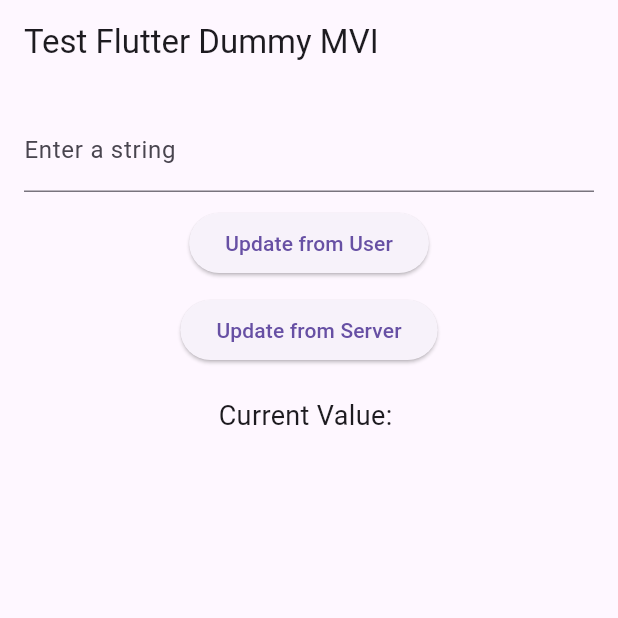
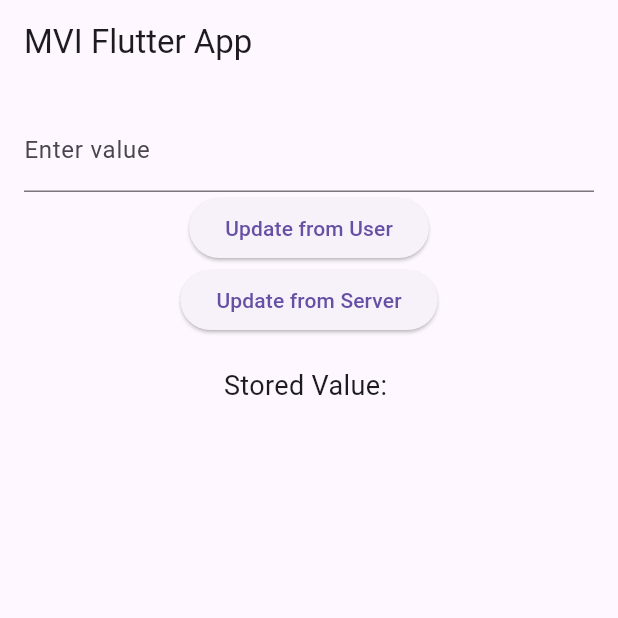
Before and after one commit to sealightclock/test_flutter_dummy_mvi, a Flutter app: the screen it shows after launch, on a phone screen of 412 x 824 dp, the top half of it. Run offline on Flutter 3.47's test engine with Material 3 defaults, Android fonts, the phone set to English and light mode, and no system bars; our stand-ins replace shared_preferences.

Commit message:
3rd commit: Now transitioned from MVVM Clean to MVI. The app starts to run, but has many bugs.

```diff
--- a/lib/domain/data/local/my_string_shared_prefs_repository.dart
+++ b/lib/domain/data/local/my_string_shared_prefs_repository.dart
@@ -1,15 +1,15 @@
 import 'package:shared_preferences/shared_preferences.dart';
 
+import '../../entity/my_string_entity.dart';
+
 class MyStringSharedPrefsRepository {
-  static const String key = 'my_string';
-
-  Future<String> getMyString() async {
+  Future<MyStringEntity> getMyString() async {
     final prefs = await SharedPreferences.getInstance();
-    return prefs.getString(key) ?? '';
+    return MyStringEntity(prefs.getString('my_string') ?? '');
   }
 
   Future<void> storeMyString(String value) async {
     final prefs = await SharedPreferences.getInstance();
-    await prefs.setString(key, value);
+    await prefs.setString('my_string', value);
   }
 }
--- a/lib/domain/data/remote/my_string_backend_server_repository.dart
+++ b/lib/domain/data/remote/my_string_backend_server_repository.dart
@@ -1,8 +1,10 @@
 import 'dart:async';
 
+import '../../entity/my_string_entity.dart';
+
 class MyStringBackendServerRepository {
-  Future<String> getMyStringFromServer() async {
+  Future<MyStringEntity> fetchFromServer() async {
     await Future.delayed(Duration(seconds: 2));
-    return 'Server Data: ${DateTime.now()}';
+    return MyStringEntity("Server String: ${DateTime.now()}");
   }
 }
--- a/lib/domain/usecase/local/get_my_string_from_shared_prefs_use_case.dart
+++ b/lib/domain/usecase/local/get_my_string_from_shared_prefs_use_case.dart
@@ -1,11 +1,12 @@
 import '../../data/local/my_string_shared_prefs_repository.dart';
+import '../../entity/my_string_entity.dart';
 
 class GetMyStringFromSharedPrefsUseCase {
   final MyStringSharedPrefsRepository repository;
 
-  GetMyStringFromSharedPrefsUseCase(this.repository);
+  GetMyStringFromSharedPrefsUseCase({required this.repository});
 
-  Future<String> execute() async {
+  Future<MyStringEntity> execute() async {
     return repository.getMyString();
   }
 }
--- a/lib/domain/usecase/local/store_my_string_to_shared_prefs_use_case.dart
+++ b/lib/domain/usecase/local/store_my_string_to_shared_prefs_use_case.dart
@@ -3,9 +3,9 @@ import '../../data/local/my_string_shared_prefs_repository.dart';
 class StoreMyStringToSharedPrefsUseCase {
   final MyStringSharedPrefsRepository repository;
 
-  StoreMyStringToSharedPrefsUseCase(this.repository);
+  StoreMyStringToSharedPrefsUseCase({required this.repository});
 
   Future<void> execute(String value) async {
-    return repository.storeMyString(value);
+    await repository.storeMyString(value);
   }
 }
--- a/lib/domain/usecase/remote/get_my_string_from_backend_server_use_case.dart
+++ b/lib/domain/usecase/remote/get_my_string_from_backend_server_use_case.dart
@@ -1,11 +1,12 @@
 import '../../data/remote/my_string_backend_server_repository.dart';
+import '../../entity/my_string_entity.dart';
 
 class GetMyStringFromBackendServerUseCase {
   final MyStringBackendServerRepository repository;
 
-  GetMyStringFromBackendServerUseCase(this.repository);
+  GetMyStringFromBackendServerUseCase({required this.repository});
 
-  Future<String> execute() async {
-    return repository.getMyStringFromServer();
+  Future<MyStringEntity> execute() async {
+    return repository.fetchFromServer();
   }
 }
--- a/lib/main.dart
+++ b/lib/main.dart
@@ -1,39 +1,16 @@
 import 'package:flutter/material.dart';
-import 'package:provider/provider.dart';
-import 'domain/data/local/my_string_shared_prefs_repository.dart';
-import 'domain/data/remote/my_string_backend_server_repository.dart';
-import 'domain/usecase/local/get_my_string_from_shared_prefs_use_case.dart';
-import 'domain/usecase/local/store_my_string_to_shared_prefs_use_case.dart';
-import 'domain/usecase/remote/get_my_string_from_backend_server_use_case.dart';
+
 import 'presentation/view/my_string_home_screen.dart';
-import 'presentation/viewmodel/my_string_viewmodel.dart';
 
 void main() {
   runApp(MyApp());
 }
 
 class MyApp extends StatelessWidget {
-  const MyApp({super.key}); // Fix: Added key parameter
-
   @override
   Widget build(BuildContext context) {
-    return MultiProvider(
-      providers: [
-        ChangeNotifierProvider<MyStringViewModel>(
-          create: (_) => MyStringViewModel(
-            GetMyStringFromSharedPrefsUseCase(MyStringSharedPrefsRepository()),
-            StoreMyStringToSharedPrefsUseCase(MyStringSharedPrefsRepository()),
-            GetMyStringFromBackendServerUseCase(MyStringBackendServerRepository()),
-          ),
-        ),
-        ],
-      child: MaterialApp(
-        title: 'Test Flutter Dummy MVVM Clean',
-        theme: ThemeData(
-          primarySwatch: Colors.blue,
-        ),
-        home: MyStringHomeScreen(),
-      ),
+    return MaterialApp(
+      home: MyStringHomeScreen(),
     );
   }
 }
--- /dev/null
+++ b/lib/presentation/intent/my_string_intent.dart
@@ -0,0 +1,6 @@
+abstract class MyStringIntent {}
+class UpdateFromUserIntent extends MyStringIntent {
+  final String newValue;
+  UpdateFromUserIntent(this.newValue);
+}
+class UpdateFromServerIntent extends MyStringIntent {}
--- a/lib/presentation/view/my_string_home_screen.dart
+++ b/lib/presentation/view/my_string_home_screen.dart
@@ -1,39 +1,63 @@
 import 'package:flutter/material.dart';
-import 'package:provider/provider.dart';
+import '../../domain/data/local/my_string_shared_prefs_repository.dart';
+import '../../domain/data/remote/my_string_backend_server_repository.dart';
+import '../../domain/usecase/local/get_my_string_from_shared_prefs_use_case.dart';
+import '../../domain/usecase/local/store_my_string_to_shared_prefs_use_case.dart';
+import '../../domain/usecase/remote/get_my_string_from_backend_server_use_case.dart';
+import '../intent/my_string_intent.dart';
 import '../viewmodel/my_string_viewmodel.dart';
 
-class MyStringHomeScreen extends StatelessWidget {
-  const MyStringHomeScreen({super.key}); // Fix: Added key parameter
+class MyStringHomeScreen extends StatefulWidget {
+  @override
+  _MyStringHomeScreenState createState() => _MyStringHomeScreenState();
+}
+
+class _MyStringHomeScreenState extends State<MyStringHomeScreen> {
+  late MyStringViewModel viewModel;
+  late TextEditingController _controller;
+
+  @override
+  void initState() {
+    super.initState();
+    final sharedPrefsRepository = MyStringSharedPrefsRepository();
+    final backendServerRepository = MyStringBackendServerRepository();
+
+    viewModel = MyStringViewModel(
+      getLocalUseCase: GetMyStringFromSharedPrefsUseCase(repository: sharedPrefsRepository),
+      storeLocalUseCase: StoreMyStringToSharedPrefsUseCase(repository: sharedPrefsRepository),
+      getRemoteUseCase: GetMyStringFromBackendServerUseCase(repository: backendServerRepository),
+    );
+
+    _controller = TextEditingController();
+    viewModel.loadInitialValue();
+  }
 
   @override
   Widget build(BuildContext context) {
-    final viewModel = Provider.of<MyStringViewModel>(context);
-
     return Scaffold(
-      appBar: AppBar(title: Text('Test Flutter Dummy MVI')),
+      appBar: AppBar(title: Text('MVI Flutter App')),
       body: Padding(
-        padding: const EdgeInsets.all(16.0),
+        padding: EdgeInsets.all(16.0),
         child: Column(
           children: [
             TextField(
-              controller: viewModel.textController,
-              decoration: InputDecoration(labelText: 'Enter a string'),
+              controller: _controller,
+              decoration: InputDecoration(labelText: 'Enter value'),
             ),
-            SizedBox(height: 10),
             ElevatedButton(
-              onPressed: () => viewModel.updateFromUser(),
+              onPressed: () {
+                viewModel.handleIntent(UpdateFromUserIntent(_controller.text));
+              },
               child: Text('Update from User'),
             ),
-            SizedBox(height: 10),
             ElevatedButton(
-              onPressed: () => viewModel.updateFromServer(),
-              child: Text('Update from Server'),
+              onPressed: () {
+                viewModel.handleIntent(UpdateFromServerIntent());
+              },
+              child: viewModel.isLoading ? CircularProgressIndicator() : Text('Update from Server'),
             ),
             SizedBox(height: 20),
-            Text(
-              'Current Value: ${viewModel.myString}',
-              style: TextStyle(fontSize: 18),
-            ),
+            Text('Stored Value: ${viewModel.myString}', style: TextStyle(fontSize: 18)),
           ],
         ),
       ),
--- a/lib/presentation/viewmodel/my_string_viewmodel.dart
+++ b/lib/presentation/viewmodel/my_string_viewmodel.dart
@@ -1,42 +1,43 @@
-import 'package:flutter/material.dart';
+
+import 'package:flutter/cupertino.dart';
+
+import '../../domain/entity/my_string_entity.dart';
 import '../../domain/usecase/local/get_my_string_from_shared_prefs_use_case.dart';
 import '../../domain/usecase/local/store_my_string_to_shared_prefs_use_case.dart';
 import '../../domain/usecase/remote/get_my_string_from_backend_server_use_case.dart';
+import '../intent/my_string_intent.dart';
 
-class MyStringViewModel extends ChangeNotifier {
-  final GetMyStringFromSharedPrefsUseCase getMyStringFromSharedPrefsUseCase;
-  final StoreMyStringToSharedPrefsUseCase storeMyStringToSharedPrefsUseCase;
-  final GetMyStringFromBackendServerUseCase getMyStringFromBackendServerUseCase;
+class MyStringViewModel with ChangeNotifier {
+  final GetMyStringFromSharedPrefsUseCase getLocalUseCase;
+  final StoreMyStringToSharedPrefsUseCase storeLocalUseCase;
+  final GetMyStringFromBackendServerUseCase getRemoteUseCase;
 
-  MyStringViewModel(
-      this.getMyStringFromSharedPrefsUseCase,
-      this.storeMyStringToSharedPrefsUseCase,
-      this.getMyStringFromBackendServerUseCase,
-      ) {
-    loadMyString();
-  }
+  String myString = '';
+  bool isLoading = false;
 
-  String _myString = '';
-  TextEditingController textController = TextEditingController();
+  MyStringViewModel({
+    required this.getLocalUseCase,
+    required this.storeLocalUseCase,
+    required this.getRemoteUseCase,
+  });
 
-  String get myString => _myString;
-
-  Future<void> loadMyString() async {
-    _myString = await getMyStringFromSharedPrefsUseCase.execute();
-    textController.text = _myString;
+  Future<void> handleIntent(MyStringIntent intent) async {
+    if (intent is UpdateFromUserIntent) {
+      myString = intent.newValue;
+      await storeLocalUseCase.execute(myString);
+    } else if (intent is UpdateFromServerIntent) {
+      isLoading = true;
+      notifyListeners();
+      MyStringEntity newValue = (await getRemoteUseCase.execute());
+      myString = newValue.value;
+      await storeLocalUseCase.execute(myString);
+      isLoading = false;
+    }
     notifyListeners();
   }
 
-  Future<void> updateFromUser() async {
-    _myString = textController.text;
-    await storeMyStringToSharedPrefsUseCase.execute(_myString);
-    notifyListeners();
-  }
-
-  Future<void> updateFromServer() async {
-    _myString = await getMyStringFromBackendServerUseCase.execute();
-    textController.text = _myString;
-    await storeMyStringToSharedPrefsUseCase.execute(_myString);
+  Future<void> loadInitialValue() async {
+    myString = (await getLocalUseCase.execute()).value;
     notifyListeners();
   }
 }
```
